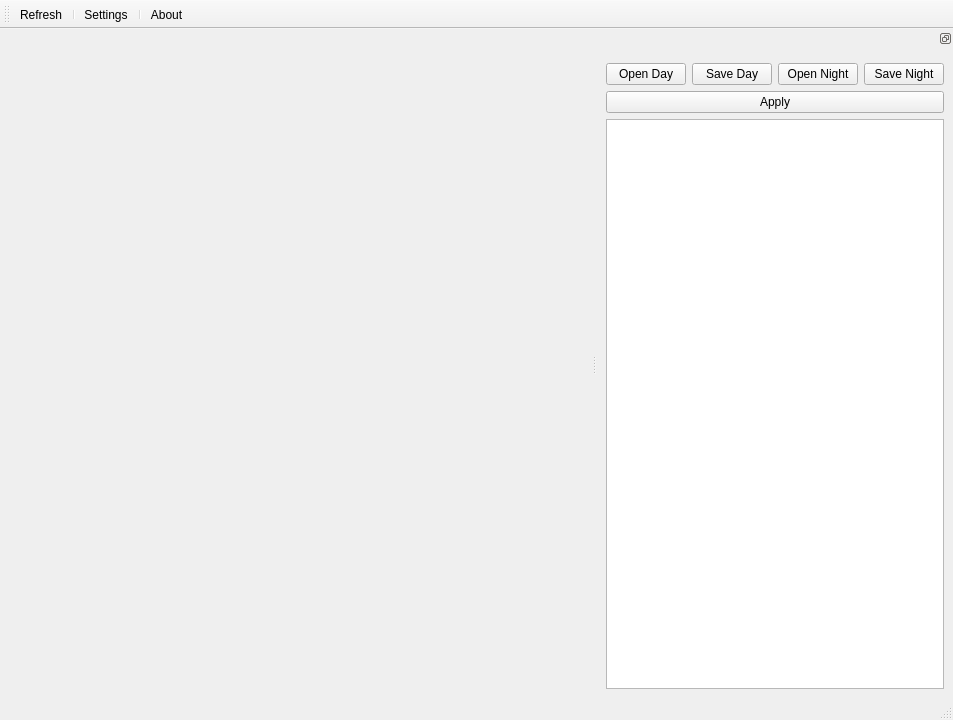
aiekick/ProjectStationMeteo, file mainwindow.ui: the form before one commit.
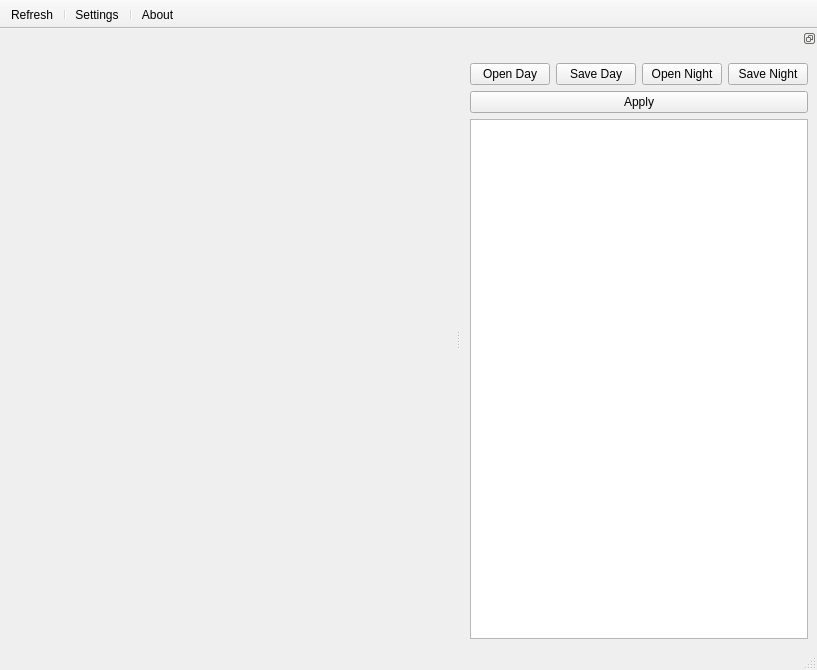
The form after the commit. Icons and pictures are not drawn. Custom widgets are drawn as their Qt base class.

Diff of the .ui file:
```diff
--- a/mainwindow.ui
+++ b/mainwindow.ui
@@ -6,17 +6,53 @@
    <rect>
     <x>0</x>
     <y>0</y>
-    <width>953</width>
-    <height>720</height>
+    <width>817</width>
+    <height>670</height>
    </rect>
   </property>
+  <property name="sizePolicy">
+   <sizepolicy hsizetype="Minimum" vsizetype="Minimum">
+    <horstretch>0</horstretch>
+    <verstretch>0</verstretch>
+   </sizepolicy>
+  </property>
   <property name="windowTitle">
    <string>MainWindow</string>
   </property>
   <widget class="QWidget" name="centralwidget">
-   <layout class="QVBoxLayout" name="verticalLayout_4">
+   <layout class="QHBoxLayout" name="horizontalLayout_6">
+    <property name="spacing">
+     <number>6</number>
+    </property>
+    <property name="leftMargin">
+     <number>6</number>
+    </property>
+    <property name="topMargin">
+     <number>6</number>
+    </property>
+    <property name="rightMargin">
+     <number>6</number>
+    </property>
+    <property name="bottomMargin">
+     <number>6</number>
+    </property>
     <item>
      <layout class="QVBoxLayout" name="verticalLayout">
+      <property name="spacing">
+       <number>6</number>
+      </property>
+      <property name="leftMargin">
+       <number>6</number>
+      </property>
+      <property name="topMargin">
+       <number>6</number>
+      </property>
+      <property name="rightMargin">
+       <number>6</number>
+      </property>
+      <property name="bottomMargin">
+       <number>6</number>
+      </property>
       <item>
        <widget class="QWidget" name="widgetDate" native="true">
         <property name="maximumSize">
@@ -93,6 +129,9 @@
    <property name="windowTitle">
     <string>toolBar</string>
    </property>
+   <property name="movable">
+    <bool>false</bool>
+   </property>
    <property name="allowedAreas">
     <set>Qt::AllToolBarAreas</set>
    </property>
```
Left out of the diff: 62 changed lines with no effect on the pictures.
